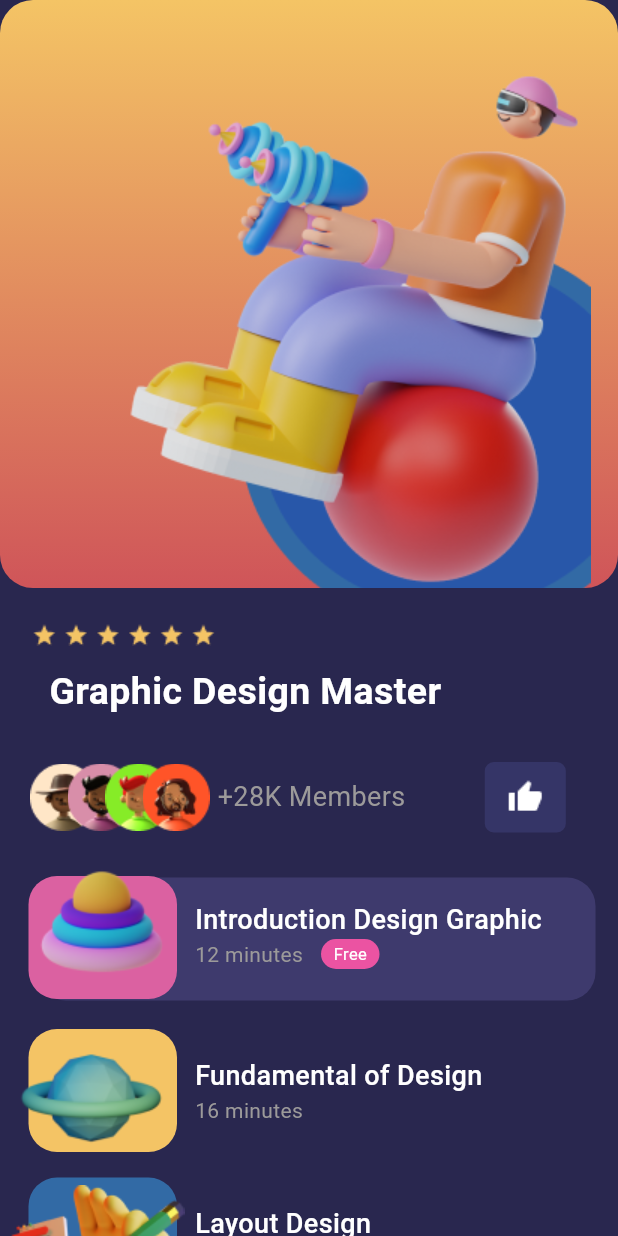
After one commit to Krt-dev/Online_Course_appUI, a Flutter app: the screen it shows after launch, after a tap on "Recommended", on a phone screen of 412 x 824 dp. The commit adds this screen. Run offline on Flutter 3.47's test engine with Material 2 defaults, Android fonts, the phone set to English and light mode, and no system bars.

Commit message:
COMPLETE V.1.0

```diff
--- a/online_app_ui_project/lib/main.dart
+++ b/online_app_ui_project/lib/main.dart
@@ -1,4 +1,5 @@
 import 'package:flutter/material.dart';
+import 'package:online_app_ui_project/next2.dart';
 
 void main() {
   runApp(const MyApp());
@@ -82,9 +83,11 @@ class _MyHomePageState extends State<MyHomePage> {
                                 height: 39,
                                 width: 135,
                                 decoration: BoxDecoration(borderRadius: BorderRadius.circular(36), color:const Color(0xffAFA8EE) ),
-                                child: const Padding(
-                                  padding: EdgeInsets.all(10),
-                                  child: Center(child: Text('Recommended',style: TextStyle(fontSize: 16, fontFamily: 'Roboto',color: Colors.white),)),
+                                child: Padding(
+                                  padding: const EdgeInsets.all(10),
+                                  child: InkWell(child: const Center(child: Text('Recommended',style: TextStyle(fontSize: 16, fontFamily: 'Roboto',color: Colors.white),)),onTap: () {
+                                    Navigator.push(context, MaterialPageRoute(builder: (context) => const PageTwo()));
+                                  },),
                                 ),
                               ),
                             ),
@@ -129,9 +132,11 @@ class _MyHomePageState extends State<MyHomePage> {
                                 height: 39,
                                 width: 135,
                                 decoration: BoxDecoration(borderRadius: BorderRadius.circular(36), color:const Color(0xffF4C67A) ),
-                                child: const Padding(
+                                child: Padding(
                                   padding: EdgeInsets.all(10),
-                                  child: Center(child: Text('NEW CLASS',style: TextStyle(fontSize: 16, fontFamily: 'Roboto',color: Colors.white, fontWeight: FontWeight.bold),)),
+                                  child: Center(child: InkWell(child: Text('NEW CLASS',style: TextStyle(fontSize: 16, fontFamily: 'Roboto',color: Colors.white, fontWeight: FontWeight.bold),), onTap: (){
+                                      Navigator.push(context, MaterialPageRoute(builder: (context) => const PageTwo()));
+                                  },)),
                                 ),
                               ),
                             ),
@@ -247,7 +252,7 @@ class _MyHomePageState extends State<MyHomePage> {
               ]
             ),
             Stack(
-              children:[ const SizedBox(height:127, width: 400,),
+              children:[ const SizedBox(height:130, width: 400,),
               Padding(
                 padding: const EdgeInsets.only(top: 30,left: 17),
                 child: Container(//faded violet box
@@ -259,8 +264,8 @@ class _MyHomePageState extends State<MyHomePage> {
                     child: Column(
                       crossAxisAlignment: CrossAxisAlignment.start,
                       children: [
-                        const Text('Flutter Developer', style: TextStyle(color:Colors.white, fontSize: 18, fontWeight: FontWeight.w500,fontFamily: 'Roboto')),
-                        const Text('8 Hours',style: TextStyle(fontSize: 12,color: Color(0xff9C9A9A),fontFamily: 'Roboto'),),
+                        const Text('Full Stack Java Script', style: TextStyle(color:Colors.white, fontSize: 18, fontWeight: FontWeight.w500,fontFamily: 'Roboto')),
+                        const Text('6 Hours',style: TextStyle(fontSize: 12,color: Color(0xff9C9A9A),fontFamily: 'Roboto'),),
                         const SizedBox(height: 3),
                         Row(
                           children: [
@@ -302,14 +307,14 @@ class _MyHomePageState extends State<MyHomePage> {
                 child: Container(
                   height:84,
                   width: 117,
-                 decoration: BoxDecoration(color: const Color(0xffFFB4B4), borderRadius: BorderRadius.circular(9)),
+                 decoration: BoxDecoration(color: const Color(0xffCCB4FF), borderRadius: BorderRadius.circular(9)),
 
                 ),
               ),
               Positioned( //phone image
-                left: 39,
-                bottom: 26,
-                child: Image.asset('assets/images/Saly-24.png')),
+                left: 30,
+                bottom: 8,
+                child: Image.asset('assets/images/Saly-13.png')),
               Positioned( //pink circle
                 right: 9,
                 bottom: 39,
--- /dev/null
+++ b/online_app_ui_project/lib/next2.dart
@@ -0,0 +1,238 @@
+import 'package:flutter/material.dart';
+
+class PageTwo extends StatefulWidget {
+  const PageTwo({super.key});
+
+  @override
+  State<PageTwo> createState() => _PageTwoState();
+}
+
+class _PageTwoState extends State<PageTwo> {
+  @override
+  Widget build(BuildContext context) {
+    return Scaffold(
+      backgroundColor: const Color.fromRGBO(41, 39, 79, 1),
+      body:
+      SingleChildScrollView(
+        scrollDirection: Axis.vertical,
+        child:Column(
+          children: [
+            Stack(
+              children:[ Container( //orange edge box
+                  height: 392,
+                  width: 416,
+                  decoration:  BoxDecoration(gradient: const LinearGradient(colors: [
+                                Color(0xffF4C465),
+                                Color(0xffC63956)
+                              ], begin: Alignment(0, -1), end: Alignment(0, 1.5)), borderRadius: BorderRadius.circular(22)),
+                            ),
+                            Positioned(top: 160, left:160,child: Image.asset('assets/images/Ellipse 2.png', scale: 1,)),
+                            Positioned(top: 30, left:40,child: Image.asset('assets/images/Saly-37.png', scale: 1))
+                            ]
+            ),
+            const SizedBox(height: 22),
+                        Row(
+                          children: [
+                            Padding(
+                              padding: const EdgeInsets.only(right: 2,left: 20),
+                              child: Image.asset('assets/images/Vector.png', height: 18),
+                            ),
+                            Padding(
+                              padding: const EdgeInsets.only(right: 2),
+                              child: Image.asset('assets/images/Vector.png', height: 18),
+                            ),
+                            Padding(
+                              padding: const EdgeInsets.only(right: 2),
+                              child: Image.asset('assets/images/Vector.png', height: 18),
+                            ),
+                            Padding(
+                              padding: const EdgeInsets.only(right: 2),
+                              child: Image.asset('assets/images/Vector.png', height: 18),
+                            ),
+                            Padding(
+                              padding: const EdgeInsets.only(right: 2),
+                              child: Image.asset('assets/images/Vector.png', height: 18),
+                            ),
+                            Padding(
+                              padding: const EdgeInsets.only(right: 2),
+                              child: Image.asset('assets/images/Vector.png', height: 18),
+                            ),
+
+                          ],
+                        ),
+              const Padding(
+              padding: EdgeInsets.only(top: 11, right: 85),
+              child: Column(
+              children: [
+                Text('Graphic Design Master', style: TextStyle(fontWeight: FontWeight.bold, fontSize: 25, color: Colors.white,fontFamily: 'Roboto'),),
+              ],
+                    ),
+            ),
+            const SizedBox(height: 29),
+            Row(
+              children: [
+                  Stack(
+                    children: [
+                      const SizedBox(
+                        width: 145,
+                        height: 45,
+
+                      ),
+                      Padding(
+                    padding: const EdgeInsets.only(left: 20),
+                    child: Image.asset('assets/images/Ellipse 3.png', height: 45),
+                  ),
+                Positioned(left:45,child: Image.asset('assets/images/Ellipse 4.png', height: 45)),
+                Positioned(left:70,child: Image.asset('assets/images/Ellipse 5.png', height: 45)),
+                Positioned(left:95,child: Image.asset('assets/images/Ellipse 6.png', height: 45)),
+                    ],
+                  ),
+                  Text('+28K Members', style: TextStyle(fontSize: 18,color: Color(0xff9C9A9A),fontFamily: 'Roboto')),
+                  const SizedBox(width: 53),
+                  Container(
+                    width: 54,
+                    height: 47,
+                    decoration: BoxDecoration(borderRadius: BorderRadius.circular(6), color: Color(0xff353567),),
+                    child: Image.asset('assets/images/Frame.png'),
+                  )
+              ],
+            ),
+
+            Stack( //new faded violet box kato with circle thingy
+              children:[ const SizedBox(height:127, width: 400,),
+              Padding(
+                padding: const EdgeInsets.only(top: 30,left: 25, right: 15),
+                child: Container(//faded violet box
+                  width: 374,
+                  height: 82,
+                  decoration: BoxDecoration(borderRadius: BorderRadius.circular(19), color:const Color(0xff3E3A6D)),
+                  child:  Padding(
+                    padding: const EdgeInsets.only(top:15, left: 105),
+                    child: Column(
+                      crossAxisAlignment: CrossAxisAlignment.start,
+                      children: [
+                        const Text('Introduction Design Graphic', style: TextStyle(color:Colors.white, fontSize: 18, fontWeight: FontWeight.w500,fontFamily: 'Roboto')),
+                        Row(
+                          children: [
+                            const Text('12 minutes',style: TextStyle(fontSize: 14,color: Color(0xff9C9A9A),fontFamily: 'Roboto'),),
+                            const SizedBox(width:12),
+                            Container(
+                              width: 39,
+                              height: 20,
+                              decoration: BoxDecoration(borderRadius: BorderRadius.circular(100), color: const Color(0xffEB53A2)),
+                              child: const Center(child: Text('Free', style: TextStyle(fontFamily: 'roboto', color: Colors.white, fontSize: 11),)),
+                            )
+                          ],
+                        ),
+                        const SizedBox(height: 3),
+                      ],
+                    ),
+                  ),
+                ),
+              ),
+              Positioned( //small box
+                left: 19,
+                bottom: 16,
+                child: Container(
+                  height:82,
+                  width: 99,
+                 decoration: BoxDecoration(color: const Color(0xffDB61A1), borderRadius: BorderRadius.circular(19)),
+
+                ),
+              ),
+              Positioned( // image
+                left: 1,
+                bottom: 3,
+                child: Image.asset('assets/images/Saly-20.png')),
+              ]
+            ),
+            Stack( //new faded violet box kato with planets
+              children:[ const SizedBox(height:21, width: 400,),
+              Padding(
+                padding: const EdgeInsets.only(top: 17,left: 25, right: 17),
+                child: Container(//faded violet box
+                  width: 374,
+                  height: 82,
+                  decoration: BoxDecoration(borderRadius: BorderRadius.circular(19), color:const Color(0xff29274F)),
+                  child:  const Padding(
+                    padding: EdgeInsets.only(top:5, left: 105),
+                    child: Column(
+                      crossAxisAlignment: CrossAxisAlignment.start,
+                      children: [
+                        Text('Fundamental of Design', style: TextStyle(color:Colors.white, fontSize: 18, fontWeight: FontWeight.w500,fontFamily: 'Roboto')),
+                        Row(
+                          children: [
+                            Text('16 minutes',style: TextStyle(fontSize: 14,color: Color(0xff9C9A9A),fontFamily: 'Roboto'),),
+                            SizedBox(width:12),
+                          ],
+                        ),
+                        SizedBox(height: 3),
+                      ],
+                    ),
+                  ),
+                ),
+              ),
+              Positioned( //small box
+                left: 19,
+                bottom: 13,
+                child: Container(
+                  height:82,
+                  width: 99,
+                 decoration: BoxDecoration(color: const Color(0xffF4C465), borderRadius: BorderRadius.circular(19)),
+
+                ),
+              ),
+              Positioned( // image
+                left: 1,
+                top:-12,
+                child: Image.asset('assets/images/Saly-21.png')),
+              ]
+            ),
+             Stack( //new faded violet box kato with hands
+              children:[ const SizedBox(height:21, width: 400,),
+              Padding(
+                padding: const EdgeInsets.only(top: 17,left: 25, right: 17),
+                child: Container(//faded violet box
+                  width: 374,
+                  height: 82,
+                  decoration: BoxDecoration(borderRadius: BorderRadius.circular(19), color:const Color(0xff29274F)),
+                  child:  const Padding(
+                    padding: EdgeInsets.only(top:5, left: 105),
+                    child: Column(
+                      crossAxisAlignment: CrossAxisAlignment.start,
+                      children: [
+                        Text('Layout Design', style: TextStyle(color:Colors.white, fontSize: 18, fontWeight: FontWeight.w500,fontFamily: 'Roboto')),
+                        Row(
+                          children: [
+                            Text('10 minutes',style: TextStyle(fontSize: 14,color: Color(0xff9C9A9A),fontFamily: 'Roboto'),),
+                            SizedBox(width:12),
+                          ],
+                        ),
+                        SizedBox(height: 3),
+                      ],
+                    ),
+                  ),
+                ),
+              ),
+              Positioned( //small box
+                left: 19,
+                bottom: 13,
+                child: Container(
+                  height:82,
+                  width: 99,
+                 decoration: BoxDecoration(color: const Color(0xff326AA5), borderRadius: BorderRadius.circular(19)),
+
+                ),
+              ),
+              Positioned( // image
+                left: 7,
+                top:9,
+                child: Image.asset('assets/images/Saly-25.png', height:62)),
+              ]
+            ),
+          ],
+        ),
+      ),
+    );
+  }
+}
```
Also changed, not shown: online_app_ui_project/assets/images/Ellipse 3.png (added), online_app_ui_project/assets/images/Ellipse 4.png (added), online_app_ui_project/assets/images/Ellipse 5.png (added), online_app_ui_project/assets/images/Ellipse 6.png (added), online_app_ui_project/assets/images/Frame.png (added), online_app_ui_project/assets/images/Saly-13.png (added), online_app_ui_project/assets/images/Saly-20.png (added), online_app_ui_project/assets/images/Saly-21.png (added), online_app_ui_project/assets/images/Saly-25.png (added), online_app_ui_project/assets/images/Saly-37.png (added).
